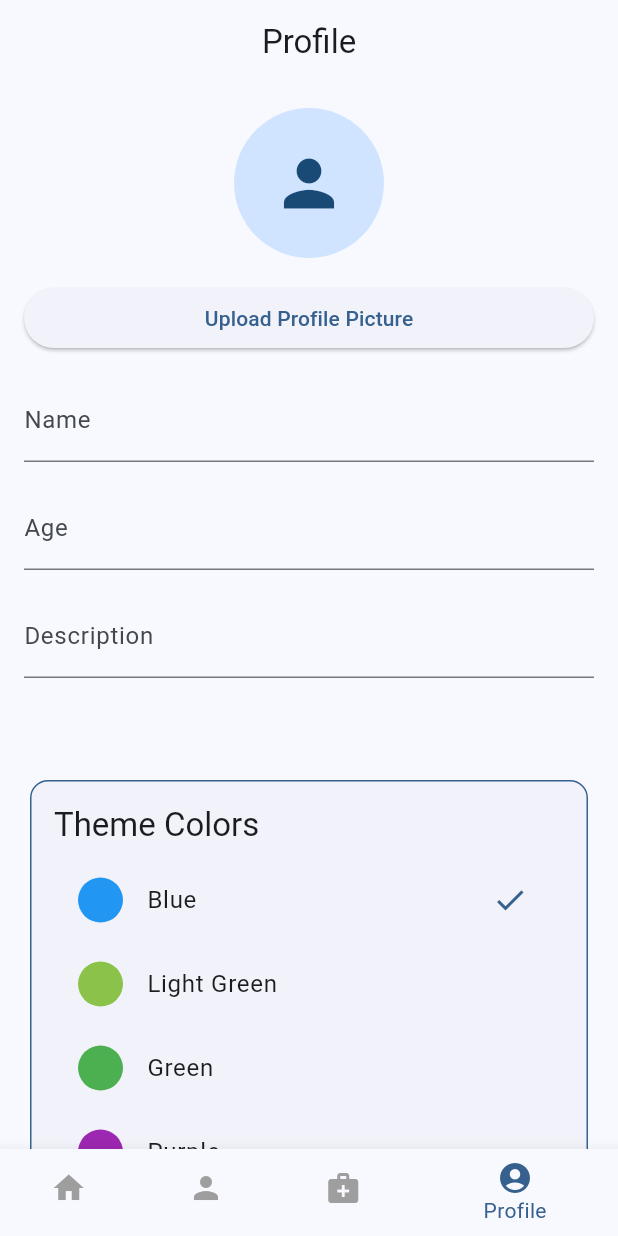
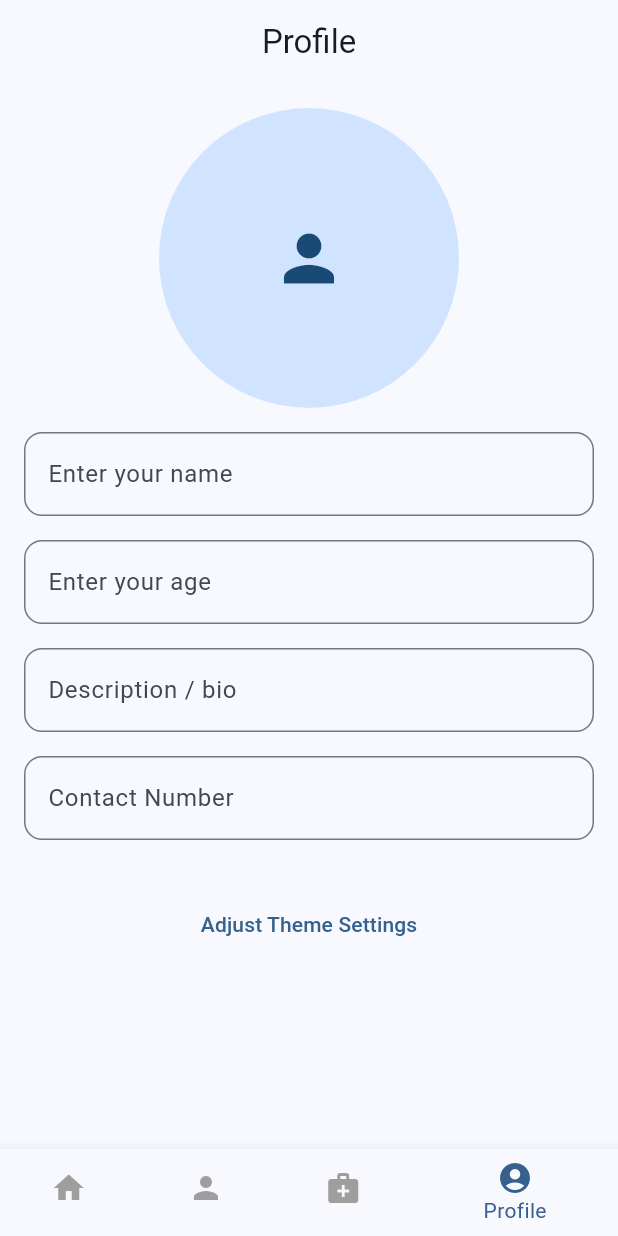
Before and after one commit to HaseebKahn365/mad_hms, a Flutter app: the screen it shows after launch, swiped to page 4, on a phone screen of 412 x 824 dp. Run offline on Flutter 3.47's test engine with Material 3 defaults, Android fonts, the phone set to English and light mode, and no system bars; our stand-ins replace cached_network_image, cloud_firestore, firebase_core, firebase_messaging, firebase_storage, flutter_local_notifications and 2 more; missing offline and left inert: tap_debouncer; accounts and stored records are empty; key blocks and very long unbroken strings in the code were emptied for the run.

Commit message:
profile settings changed

```diff
--- a/lib/patient/profile.dart
+++ b/lib/patient/profile.dart
@@ -1,81 +1,260 @@
+import 'dart:developer';
+import 'dart:io';
+
+import 'package:cached_network_image/cached_network_image.dart';
+import 'package:cloud_firestore/cloud_firestore.dart';
+import 'package:firebase_storage/firebase_storage.dart';
 import 'package:flutter/material.dart';
+import 'package:image_picker/image_picker.dart';
 import 'package:mad_hms/notifications/notification_service.dart';
 import 'package:provider/provider.dart';
+import 'package:tap_debouncer/tap_debouncer.dart';
 
 import 'theme_settings_widget.dart';
 
-class PatientProfile extends StatelessWidget {
+class PatientProfile extends StatefulWidget {
   const PatientProfile({super.key});
+
+  @override
+  State<PatientProfile> createState() => _PatientProfileState();
+}
+
+XFile? selectedImage; //global for state to hold the image file
+
+bool settingsChanged = false;
+
+class _PatientProfileState extends State<PatientProfile> {
+  //controllers for text fields can be used if needed
+  final TextEditingController nameController = TextEditingController();
+  final TextEditingController ageController = TextEditingController();
+  final TextEditingController descriptionController = TextEditingController();
+  final TextEditingController contactNumberController = TextEditingController();
+
+  // Function to upload changes to the profile
+  Future<void> uploadChanges() async {
+    final profileProvider = Provider.of<PatientProfileProvider>(
+      context,
+      listen: false,
+    );
+
+    try {
+      await profileProvider.forceUploadAllProfileData(
+        newName: nameController.text,
+        newAge: int.tryParse(ageController.text) ?? 0,
+        newDescription: descriptionController.text,
+        newContactNumber: contactNumberController.text,
+      );
+
+      if (selectedImage != null) {
+        try {
+          await profileProvider.uploadProfilePicture(selectedImage!.path);
+          setState(() {
+            selectedImage = null; // Reset the selected image after upload
+          });
+        } catch (e) {
+          ScaffoldMessenger.of(
+            context,
+          ).showSnackBar(SnackBar(content: Text('Error uploading image: $e')));
+          return;
+        }
+      }
+
+      setState(() {
+        settingsChanged = false;
+      });
+
+      ScaffoldMessenger.of(context).showSnackBar(
+        const SnackBar(content: Text('Profile updated successfully!')),
+      );
+    } catch (e) {
+      ScaffoldMessenger.of(
+        context,
+      ).showSnackBar(SnackBar(content: Text('Error updating profile: $e')));
+    }
+  }
+
+  final ImagePicker picker = ImagePicker();
+
+  Future<void> pickImage() async {
+    try {
+      final XFile? imageFile = await picker.pickImage(
+        source: ImageSource.gallery,
+        imageQuality: 50,
+      );
+
+      if (imageFile != null) {
+        selectedImage = imageFile;
+
+        setState(() {
+          settingsChanged = true;
+        });
+
+        log(
+          'Image selected: ${selectedImage!.path} with size: ${(await selectedImage!.readAsBytes()).lengthInBytes} bytes',
+        );
+      }
+    } catch (e) {
+      ScaffoldMessenger.of(
+        context,
+      ).showSnackBar(SnackBar(content: Text('Error picking image: $e')));
+    }
+  }
 
   @override
   Widget build(BuildContext context) {
     return Consumer<PatientProfileProvider>(
       builder: (context, profileProvider, child) {
+        log(
+          'Using provider with data: ${profileProvider.name}, ${profileProvider.age}, ${profileProvider.description}, ${profileProvider.contactNumber}, ${profileProvider.profilePictureUrl}',
+        );
         return SingleChildScrollView(
           padding: const EdgeInsets.all(16.0),
           child: Column(
-            crossAxisAlignment: CrossAxisAlignment.stretch,
             children: [
               Center(
+                child: GestureDetector(
+                  onTap: () async {
+                    await pickImage();
+                  },
                   child: CircleAvatar(
-                  radius: 50,
+                    radius: 100,
                     backgroundImage:
-                      profileProvider.profilePictureUrl.isNotEmpty
-                          ? NetworkImage(profileProvider.profilePictureUrl)
+                        selectedImage != null
+                            ? FileImage(File(selectedImage!.path))
+                            : profileProvider.profilePictureUrl.isNotEmpty
+                            ? CachedNetworkImageProvider(
+                              profileProvider.profilePictureUrl,
+                            )
                             : null,
                     child:
+                        selectedImage == null &&
                                 profileProvider.profilePictureUrl.isEmpty
                             ? Icon(Icons.person, size: 50)
                             : null,
                   ),
                 ),
-              const SizedBox(height: 16),
-              ElevatedButton(
-                onPressed: () {
-                  // Logic to upload profile picture
-                },
-                child: const Text('Upload Profile Picture'),
               ),
               const SizedBox(height: 16),
               TextField(
-                decoration: const InputDecoration(labelText: 'Name'),
-                controller: TextEditingController(text: profileProvider.name),
+                decoration: InputDecoration(
+                  hintText:
+                      profileProvider.name.isNotEmpty
+                          ? profileProvider.name
+                          : 'Enter your name',
+
+                  border: OutlineInputBorder(
+                    borderRadius: BorderRadius.circular(12),
+                  ),
+                ),
+                controller: nameController,
                 onChanged: (value) {
-                  profileProvider.updateProfile(
-                    newName: value,
-                    newAge: profileProvider.age,
-                    newDescription: profileProvider.description,
-                  );
+                  setState(() {
+                    settingsChanged = true;
+                  });
                 },
               ),
               const SizedBox(height: 16),
               TextField(
-                decoration: const InputDecoration(labelText: 'Age'),
-                controller: TextEditingController(text: profileProvider.age),
+                decoration: InputDecoration(
+                  hintText:
+                      profileProvider.age > 0
+                          ? profileProvider.age.toString()
+                          : 'Enter your age',
+                  border: OutlineInputBorder(
+                    borderRadius: BorderRadius.circular(12),
+                  ),
+                ),
+                controller: ageController,
+                keyboardType: TextInputType.number,
                 onChanged: (value) {
-                  profileProvider.updateProfile(
-                    newName: profileProvider.name,
-                    newAge: value,
-                    newDescription: profileProvider.description,
-                  );
+                  setState(() {
+                    settingsChanged = true;
+                  });
                 },
               ),
               const SizedBox(height: 16),
               TextField(
-                decoration: const InputDecoration(labelText: 'Description'),
-                controller: TextEditingController(
-                  text: profileProvider.description,
+                decoration: InputDecoration(
+                  hintText:
+                      profileProvider.description.isNotEmpty
+                          ? profileProvider.description
+                          : 'Description / bio',
+                  border: OutlineInputBorder(
+                    borderRadius: BorderRadius.circular(12),
                   ),
+                ),
+                controller: descriptionController,
                 onChanged: (value) {
-                  profileProvider.updateProfile(
-                    newName: profileProvider.name,
-                    newAge: profileProvider.age,
-                    newDescription: value,
+                  setState(() {
+                    settingsChanged = true;
+                  });
+                },
+              ),
+
+              // Contact number field
+              const SizedBox(height: 16),
+              TextField(
+                decoration: InputDecoration(
+                  hintText:
+                      profileProvider.contactNumber.isNotEmpty
+                          ? profileProvider.contactNumber
+                          : 'Contact Number',
+                  border: OutlineInputBorder(
+                    borderRadius: BorderRadius.circular(12),
+                  ),
+                ),
+                controller: contactNumberController,
+                keyboardType: TextInputType.phone,
+                onChanged: (value) {
+                  setState(() {
+                    settingsChanged = true;
+                  });
+                },
+              ),
+
+              const SizedBox(height: 16),
+              if (settingsChanged)
+                SizedBox(
+                  width: 150,
+                  child: TapDebouncer(
+                    onTap: () async {
+                      await uploadChanges();
+                    },
+                    builder: (context, onTap) {
+                      return OutlinedButton(
+                        onPressed: onTap,
+                        child: const Text('Save Changes'),
                       );
                     },
                   ),
-              const SizedBox(height: 64),
-              const ThemeSettingsWidget(),
+                ),
+              if (profileProvider.isUploading)
+                const SizedBox(
+                  width: 150,
+                  child: OutlinedButton(
+                    onPressed: null,
+                    child: Text('Uploading...'),
+                  ),
+                ),
+              const SizedBox(height: 16),
+              TextButton(
+                onPressed: () {
+                  Navigator.push(
+                    context,
+                    MaterialPageRoute(
+                      builder:
+                          (context) => Scaffold(
+                            appBar: AppBar(title: const Text('Theme Settings')),
+                            body: Padding(
+                              padding: const EdgeInsets.all(16.0),
+                              child: const ThemeSettingsWidget(),
+                            ),
+                          ),
+                    ),
+                  );
+                },
+                child: const Text('Adjust Theme Settings'),
+              ),
             ],
           ),
         );
@@ -84,134 +263,134 @@ class PatientProfile extends StatelessWidget {
   }
 }
 
-//Here the what the patient profile page will look like:
-
-/*
-
-Here he should be able to upload his profile picture, edit his personal information like name, age, gender, and contact number, description.
-
-and also adjust the app theme settings.
-
-
-  body: Consumer<M3ThemeProvider>(
-        builder: (context, themeProvider, child) {
-          return Padding(
-            padding: const EdgeInsets.all(16.0),
-            child: Column(
-              crossAxisAlignment: CrossAxisAlignment.stretch,
-              children: [
-                Card(
-                  elevation: 0,
-                  shape: RoundedRectangleBorder(
-                    borderRadius: BorderRadius.circular(12),
-                    side: BorderSide(
-                      color: Theme.of(context).colorScheme.primary,
-                      width: 1,
-                    ),
-                  ),
-                  child: Padding(
-                    padding: const EdgeInsets.all(16.0),
-                    child: Column(
-                      crossAxisAlignment: CrossAxisAlignment.start,
-                      children: [
-                        Text(
-                          'Theme Colors',
-                          style: Theme.of(context).textTheme.titleLarge,
-                        ),
-                        const SizedBox(height: 8),
-                        ...colorOptions.map((color) {
-                          log(
-                            'Theme color: $color and this color: ${color.toString()}',
-                          );
-                          String colorName = getColorName(color);
-                          return ListTile(
-                            leading: CircleAvatar(
-                              radius: 15,
-                              backgroundColor: color,
-                            ),
-                            title: Text(colorName),
-                            trailing:
-                                themeProvider.seedColor.toString() ==
-                                        color.toString()
-                                    ? Icon(
-                                      Icons.check,
-                                      color:
-                                          Theme.of(context).colorScheme.primary,
-                                    )
-                                    : null,
-                            onTap: () => themeProvider.changeSeedColor(color),
-                          );
-                        }),
-                      ],
-                    ),
-                  ),
-                ),
-                const SizedBox(height: 16),
-                Card(
-                  shape: RoundedRectangleBorder(
-                    borderRadius: BorderRadius.circular(12),
-                    side: BorderSide(
-                      color: Theme.of(context).colorScheme.primary,
-                      width: 1,
-                    ),
-                  ),
-                  elevation: 0,
-                  child: ListTile(
-                    title: Text('Dark Mode'),
-                    trailing: Switch(
-                      value: themeProvider.isDarkMode,
-                      onChanged: (_) => themeProvider.toggleTheme(),
-                    ),
-                  ),
-                ),
-
-
-
-
-we should create a provider to manage the profile of the user and also handle all the firebase related operations like uploading the profile picture, updating the user information, etc.
- */
-
 class PatientProfileProvider with ChangeNotifier {
   String name = '';
-  String age = '';
+  int age = 0;
+  //lets use a uuid to uniquely identify the patient using string of length 36
+  String uuid = '1234haseeeb';
   DateTime? createdAt;
   String description = '';
   String profilePictureUrl = '';
   String myFMCToken = '';
+  String contactNumber = '';
 
   List<Appointment> appointments = [];
 
   bool isUploading = false;
 
-  void updateProfile({
+  forceUploadAllProfileData({
     required String newName,
-    required String newAge,
+    required int newAge,
     required String newDescription,
-  }) {
+    required String newContactNumber,
+  }) async {
+    //lets first upload the data and if not error has occurred then update the local state
+    isUploading = true;
+    notifyListeners();
+
+    //create a collection in Firebase Firestore named 'patients' with doc name as uuid
+    final patientDocRef = FirebaseFirestore.instance
+        .collection('patients')
+        .doc(uuid);
+
+    try {
+      await patientDocRef.set({
+        'name': newName,
+        'age': newAge,
+        'description': newDescription,
+        'contactNumber': newContactNumber,
+        'profilePictureUrl': profilePictureUrl,
+        'createdAt': FieldValue.serverTimestamp(),
+        'myFMCToken': NotificationService.getFCMToken() ?? '',
+      }, SetOptions(merge: true));
+
+      // Update local state
       name = newName;
       age = newAge;
       description = newDescription;
-
+      contactNumber = newContactNumber;
+    } catch (e) {
+      // Handle error
+      print('Error uploading profile data: $e');
+    } finally {
+      isUploading = false;
       notifyListeners();
     }
-
-  Future<void> forceDownloadProfileFromFirebase() async {
-    myFMCToken = await NotificationService.getFCMToken();
-
-    // Logic to force download profile from Firebase
-    // This could involve fetching the latest data from Firestore or Realtime Database
-    // and updating the local state accordingly.
   }
 
   Future<void> uploadProfilePicture(String filePath) async {
     isUploading = true;
     notifyListeners();
-    // Logic to upload profile picture to Firebase Storage
-    // After uploading, update the profilePictureUrl and notify listeners
-    // Example:
-    // profilePictureUrl = await uploadToFirebaseStorage(filePath);
+
+    try {
+      final file = File(filePath);
+      if (!await file.exists()) {
+        throw Exception('File does not exist at path: $filePath');
+      }
+
+      log(
+        'Starting profile picture upload. File size: ${await file.length()} bytes',
+      );
+
+      // Upload to Firebase Storage
+      final storageRef = FirebaseStorage.instance
+          .ref()
+          .child('profile_pictures')
+          .child('$uuid.jpg');
+
+      log('Uploading to Firebase Storage path: ${storageRef.fullPath}');
+
+      final uploadTask = storageRef.putFile(file);
+
+      // Monitor upload progress
+      uploadTask.snapshotEvents.listen((TaskSnapshot snapshot) {
+        final progress =
+            (snapshot.bytesTransferred / snapshot.totalBytes) * 100;
+        log('Upload progress: ${progress.toStringAsFixed(2)}%');
+      });
+
+      final snapshot = await uploadTask;
+      log(
+        'Upload completed. Total bytes transferred: ${snapshot.bytesTransferred}',
+      );
+
+      // Get download URL
+      final downloadUrl = await snapshot.ref.getDownloadURL();
+      log('Download URL obtained: $downloadUrl');
+
+      // Update Firestore document
+      final patientDocRef = FirebaseFirestore.instance
+          .collection('patients')
+          .doc(uuid);
+      // Check if document exists
+      final docSnapshot = await patientDocRef.get();
+      if (docSnapshot.exists) {
+        await patientDocRef.update({'profilePictureUrl': downloadUrl});
+      } else {
+        await patientDocRef.set({
+          'profilePictureUrl': downloadUrl,
+          'createdAt': FieldValue.serverTimestamp(),
+        });
+      }
+      log('Firestore document updated/created with new profile picture URL');
+
+      // Update local state
+      profilePictureUrl = downloadUrl;
+      log('Profile picture upload process completed successfully');
+    } catch (e, stackTrace) {
+      log('Error uploading profile picture: $e');
+      log('Stack trace: $stackTrace');
+      rethrow;
+    } finally {
       isUploading = false;
       notifyListeners();
+    }
+  }
+
+  @override
+  void dispose() {
+    super.dispose();
+    log('Disposing PatientProfileProvider');
   }
 }
 
--- a/pubspec.yaml
+++ b/pubspec.yaml
@@ -41,6 +41,11 @@ dependencies:
   http: ^1.4.0
   firebase_messaging: ^15.2.6
   flutter_local_notifications: ^19.2.1
+  cached_network_image: ^3.4.1
+  image_picker: ^1.1.2
+  uuid: ^4.5.1
+  tap_debouncer: ^2.2.0
+  firebase_storage: ^12.4.6
 
 
 dev_dependencies:
```
Also changed, not shown: pubspec.lock, 6 other files. Lines whose indentation alone changed are shown as unchanged.
